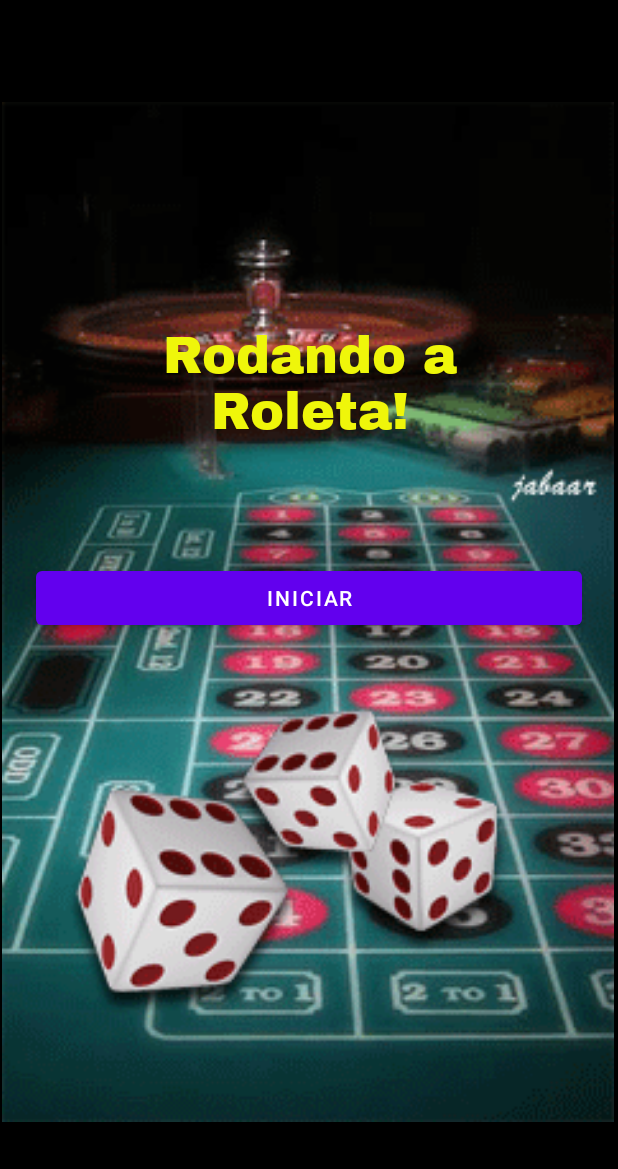
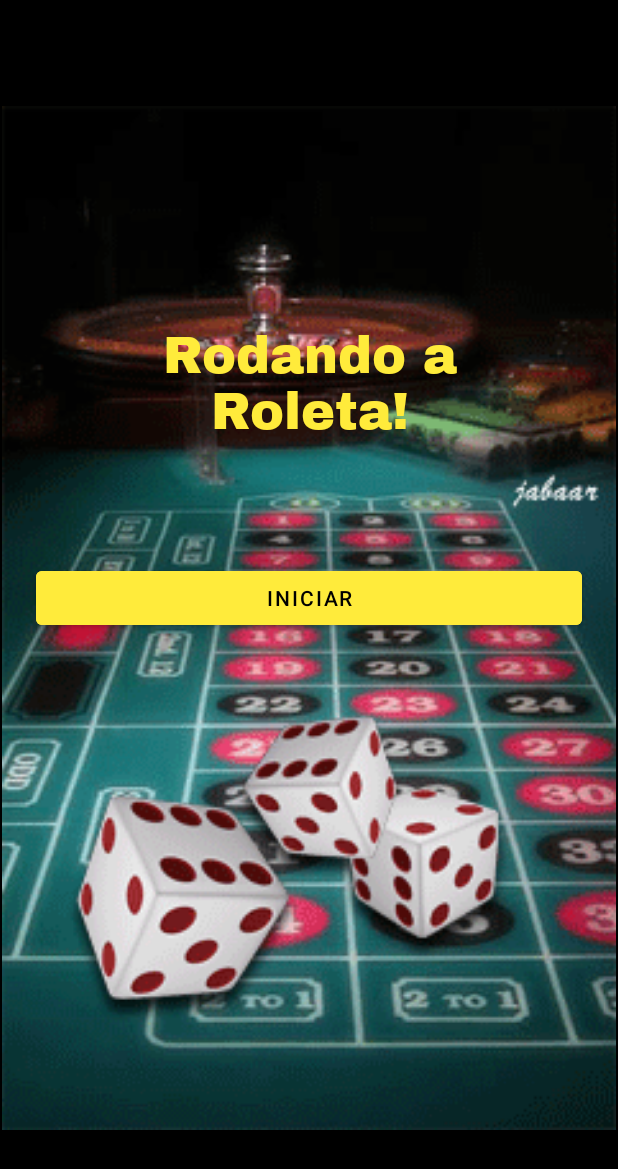
Before and after one commit to lewycaron/DM_jogo, an Android app: the layout activity_main.xml on its own in the app's theme, with its tools: preview values and no code run, on a phone screen of 412 x 824 dp. Shown: the top 1169 px of the screen. Run offline under Robolectric (Android 15) with nearby library versions, the phone set to English and light mode, and no system bars.

Commit message:
Atualização dos arquivos

```diff
--- a/app/src/main/AndroidManifest.xml
+++ b/app/src/main/AndroidManifest.xml
@@ -14,7 +14,7 @@
         android:theme="@style/Theme.Garrafa"
         tools:targetApi="31">
         <activity
-            android:name=".MainActivity2"
+            android:name=".RoletaActivity"
             android:exported="false" />
         <activity
             android:name=".MainActivity"
--- a/app/src/main/res/layout/activity_main.xml
+++ b/app/src/main/res/layout/activity_main.xml
@@ -14,7 +14,9 @@
         android:layout_marginStart="24dp"
         android:layout_marginTop="24dp"
         android:layout_marginEnd="24dp"
+        android:backgroundTint="#FFEB3B"
         android:text="@string/iniciar"
+        android:textColor="#000000"
         app:layout_constraintBottom_toBottomOf="parent"
         app:layout_constraintEnd_toEndOf="parent"
         app:layout_constraintHorizontal_bias="0.0"
@@ -25,15 +27,15 @@
 
     <ImageView
         android:id="@+id/imageView"
-        android:layout_width="408dp"
-        android:layout_height="716dp"
+        android:layout_width="409dp"
+        android:layout_height="0dp"
+        android:backgroundTint="#FFEB3B"
         android:contentDescription="@string/fundo"
         app:layout_constraintBottom_toBottomOf="parent"
         app:layout_constraintEnd_toEndOf="parent"
-        app:layout_constraintHorizontal_bias="0.333"
         app:layout_constraintStart_toStartOf="parent"
         app:layout_constraintTop_toTopOf="parent"
-        app:layout_constraintVertical_bias="0.466"
+        app:layout_constraintVertical_bias="0.0"
         app:srcCompat="@drawable/cassino" />
 
     <TextView
@@ -47,7 +49,7 @@
         android:text="@string/rodando_a_roleta"
         android:textAlignment="center"
         android:textAppearance="@style/TextAppearance.AppCompat.Body1"
-        android:textColor="#EFF60A"
+        android:textColor="#FFEB3B"
         android:textSize="34sp"
         app:layout_constraintEnd_toEndOf="parent"
         app:layout_constraintStart_toStartOf="parent"
--- a/app/src/main/res/layout/activity_main2.xml
+++ b/app/src/main/res/layout/activity_roleta.xml
@@ -6,7 +6,7 @@
     android:layout_width="match_parent"
     android:layout_height="match_parent"
     android:background="@drawable/fundo"
-    tools:context=".MainActivity2">
+    tools:context=".RoletaActivity">
 
     <ImageView
         android:id="@+id/idRoleta"
@@ -35,4 +35,8 @@
         android:contentDescription="@string/todo"
         app:srcCompat="@drawable/ponteiro" />
 
+    <androidx.recyclerview.widget.RecyclerView
+        android:layout_width="match_parent"
+        android:layout_height="wrap_content" />
+
 </RelativeLayout>
--- a/app/src/main/res/values-night/themes.xml
+++ b/app/src/main/res/values-night/themes.xml
@@ -1,6 +1,6 @@
 <resources xmlns:tools="http://schemas.android.com/tools">
     <!-- Base application theme. -->
-    <style name="Theme.Garrafa" parent="Theme.MaterialComponents.DayNight.DarkActionBar">
+    <style name="Theme.Garrafa" parent="Theme.MaterialComponents.DayNight.NoActionBar">
         <!-- Primary brand color. -->
         <item name="colorPrimary">@color/purple_200</item>
         <item name="colorPrimaryVariant">@color/purple_700</item>
@@ -10,7 +10,8 @@
         <item name="colorSecondaryVariant">@color/teal_200</item>
         <item name="colorOnSecondary">@color/black</item>
         <!-- Status bar color. -->
-        <item name="android:statusBarColor" tools:targetApi="l">?attr/colorPrimaryVariant</item>
+        <item name="android:statusBarColor" tools:targetApi="l">@color/black</item>
+        <item name="android:navigationBarColor">@color/black</item>
         <!-- Customize your theme here. -->
     </style>
 </resources>
--- a/app/src/main/res/values/themes.xml
+++ b/app/src/main/res/values/themes.xml
@@ -1,6 +1,6 @@
 <resources xmlns:tools="http://schemas.android.com/tools">
     <!-- Base application theme. -->
-    <style name="Theme.Garrafa" parent="Theme.MaterialComponents.DayNight.DarkActionBar">
+    <style name="Theme.Garrafa" parent="Theme.MaterialComponents.DayNight.NoActionBar">
         <!-- Primary brand color. -->
         <item name="colorPrimary">@color/purple_500</item>
         <item name="colorPrimaryVariant">@color/purple_700</item>
@@ -10,7 +10,8 @@
         <item name="colorSecondaryVariant">@color/teal_700</item>
         <item name="colorOnSecondary">@color/black</item>
         <!-- Status bar color. -->
-        <item name="android:statusBarColor" tools:targetApi="l">?attr/colorPrimaryVariant</item>
+        <item name="android:statusBarColor" tools:targetApi="l">@color/black</item>
+        <item name="android:navigationBarColor">@color/black</item>
         <!-- Customize your theme here. -->
     </style>
 </resources>
```
Also changed, not shown: app/src/main/java/br/com/up/garrafa/MainActivity.java (+4 -3 lines), app/src/main/java/br/com/up/garrafa/MainActivity2.java (deleted, +0 -65 lines), app/src/main/java/br/com/up/garrafa/RoletaActivity.java (added, +87 -0 lines).
